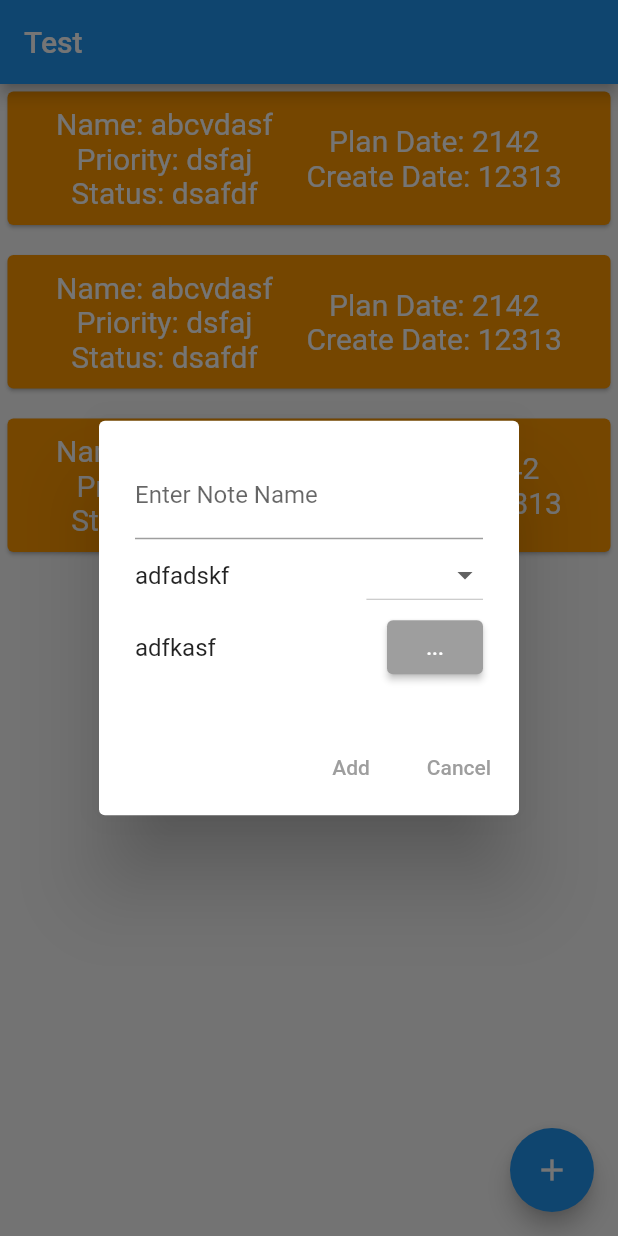
After one commit to nghiamd02/nms, a Flutter app: the screen it shows after launch, after a tap on the "add" icon, on a phone screen of 412 x 824 dp. The commit adds this screen. Run offline on Flutter 3.47's test engine with Material 2 defaults, Android fonts, the phone set to English and light mode, and no system bars; our stand-ins replace sqflite; accounts and stored records are empty.

Commit message:
create the frame of notes screen and create 4 tables for objects

```diff
--- a/lib/main.dart
+++ b/lib/main.dart
@@ -1,22 +1,18 @@
 import 'package:flutter/material.dart';
+import 'package:nms/screens/notes.dart';
 
 void main() => runApp(const MyApp());
 
-class  MyApp extends StatelessWidget{
+class MyApp extends StatelessWidget {
   const MyApp({super.key});
 
   @override
   Widget build(BuildContext context) {
+    final _formKey = GlobalKey<FormState>();
+
     return MaterialApp(
       title: 'Nms project',
-      home: Scaffold(
-        appBar: AppBar(
-          title: const Text('NoteManagementSystem'),
-        ),
-        body: const Center(
-          child: Text('Hello NMS'),
-        ),
-      ),
+      home: NoteScreen(),
     );
   }
 }
--- a/lib/models/note.dart
+++ b/lib/models/note.dart
@@ -1,5 +1,5 @@
 import 'package:nms/models/category.dart';
-import 'package:flutter/scheduler.dart';
+import 'package:nms/models/priority.dart';
 import 'package:nms/models/status.dart';
 
 class Note {
--- a/lib/models/priority.dart
+++ b/lib/models/priority.dart
@@ -1,6 +1,73 @@
+import 'package:sqflite/sqflite.dart';
+
+const String databasePriority = 'priorities.db';
+const String tablePriority = 'priorities';
+const String idColumn = '_id';
+const String titleColumn = 'title';
+
 class Priority {
-  final String? title;
-  final DateTime? createAt;
+  int? id;
+  String? title;
 
-  Priority({required this.title}) : createAt = DateTime.now();
+  Map<String, Object?> toMap() {
+    var map = <String, Object?>{
+      titleColumn: title,
+    };
+    if (id != null) {
+      map[idColumn] = id;
+    }
+    return map;
+  }
+
+  Priority();
+
+  Priority.fromMap(Map<String, Object?> map) {
+    id = map[idColumn] as int?;
+    title = map[titleColumn] as String?;
+  }
 }
+
+class PriorityProvider {
+  late Database db;
+
+  Future open() async {
+    db = await openDatabase(databasePriority, version: 1,
+        onCreate: (Database db, int version) async {
+          await db.execute('''
+        CREATE TABLE $tablePriority(
+          $idColumn INTEGER PRIMARY KEY AUTOINCREMENT,
+          $titleColumn TEXT NOT NULL)
+      ''');
+        });
+  }
+
+  Future<Priority> insert(Priority priority) async {
+    open();
+    priority.id = await db.insert(tablePriority, priority.toMap());
+    return priority;
+  }
+
+  Future<Priority?> getPriority(int id) async {
+    open();
+    List<Map<String, Object?>> maps = await db.query(tablePriority,
+        columns: [idColumn, titleColumn],
+        where: '$idColumn = ?',
+        whereArgs: [id]);
+    if(maps.isNotEmpty){
+      return Priority.fromMap(maps.first);
+    }
+    return null;
+  }
+
+  Future<int>delete(int id) async{
+    open();
+    return await db.delete(tablePriority, where: '$idColumn = ?', whereArgs: [id]);
+  }
+
+  Future<int>update(Priority priority) async{
+    open();
+    return await db.update(tablePriority, priority.toMap(), where: '$idColumn = ?', whereArgs: [priority.id]);
+  }
+
+  Future<void> close() async => db.close();
+}
--- a/lib/models/status.dart
+++ b/lib/models/status.dart
@@ -1,6 +1,73 @@
+import 'package:sqflite/sqflite.dart';
+
+const String databaseStatus = 'status.db';
+const String tableStatus = 'status';
+const String idColumn = '_id';
+const String titleColumn = 'title';
+
 class Status {
-  final String? title;
-  final DateTime? createAt;
+  int? id;
+  String? title;
 
-  Status({required this.title}) : createAt = DateTime.now();
+  Map<String, Object?> toMap() {
+    var map = <String, Object?>{
+      titleColumn: title,
+    };
+    if (id != null) {
+      map[idColumn] = id;
+    }
+    return map;
+  }
+
+  Status();
+
+  Status.fromMap(Map<String, Object?> map) {
+    id = map[idColumn] as int?;
+    title = map[titleColumn] as String?;
+  }
 }
+
+class StatusProvider {
+  late Database db;
+
+  Future open() async {
+    db = await openDatabase(databaseStatus, version: 1,
+        onCreate: (Database db, int version) async {
+          await db.execute('''
+        CREATE TABLE $tableStatus(
+          $idColumn INTEGER PRIMARY KEY AUTOINCREMENT,
+          $titleColumn TEXT NOT NULL)
+      ''');
+        });
+  }
+
+  Future<Status> insert(Status status) async {
+    open();
+    status.id = await db.insert(tableStatus, status.toMap());
+    return status;
+  }
+
+  Future<Status?> getStatus(int id) async {
+    open();
+    List<Map<String, Object?>> maps = await db.query(tableStatus,
+        columns: [idColumn, titleColumn],
+        where: '$idColumn = ?',
+        whereArgs: [id]);
+    if(maps.isNotEmpty){
+      return Status.fromMap(maps.first);
+    }
+    return null;
+  }
+
+  Future<int>delete(int id) async{
+    open();
+    return await db.delete(tableStatus, where: '$idColumn = ?', whereArgs: [id]);
+  }
+
+  Future<int>update(Status status) async{
+    open();
+    return await db.update(tableStatus, status.toMap(), where: '$idColumn = ?', whereArgs: [status.id]);
+  }
+
+  Future<void> close() async => db.close();
+}
--- /dev/null
+++ b/lib/screens/note_details.dart
@@ -0,0 +1,50 @@
+import 'package:flutter/material.dart';
+
+class NoteDetails extends StatelessWidget {
+  const NoteDetails({super.key});
+
+  @override
+  Widget build(BuildContext context) {
+    TextStyle textStyle = TextStyle(fontSize: 20, color: Colors.white);
+    return Card(
+      color: Colors.orange,
+      margin: EdgeInsets.all(5),
+      child: Padding(
+        padding: EdgeInsets.all(10),
+        child: Row(
+          mainAxisAlignment: MainAxisAlignment.spaceEvenly,
+          children: [
+            Column(
+              children: [
+                Text(
+                  'Name: abcvdasf',
+                  style: textStyle,
+                ),
+                Text(
+                  'Priority: dsfaj',
+                  style: textStyle,
+                ),
+                Text(
+                  'Status: dsafdf',
+                  style: textStyle,
+                ),
+              ],
+            ),
+            Column(
+              children: [
+                Text(
+                  'Plan Date: 2142',
+                  style: textStyle,
+                ),
+                Text(
+                  'Create Date: 12313',
+                  style: textStyle,
+                ),
+              ],
+            ),
+          ],
+        ),
+      ),
+    );
+  }
+}
--- /dev/null
+++ b/lib/screens/notes.dart
@@ -0,0 +1,87 @@
+import 'package:flutter/cupertino.dart';
+import 'package:flutter/material.dart';
+import 'package:nms/models/category.dart';
+
+import 'package:nms/models/note.dart';
+import 'package:nms/models/priority.dart';
+import 'package:nms/models/status.dart';
+import 'package:nms/screens/note_details.dart';
+
+class NoteScreen extends StatefulWidget {
+  const NoteScreen({super.key});
+
+  @override
+  State<StatefulWidget> createState() {
+    return _NoteScreenState();
+  }
+}
+
+class _NoteScreenState extends State<NoteScreen> {
+  final _formKey = GlobalKey<FormState>();
+
+  Widget _addingDialog() {
+    return AlertDialog(
+      content: Column(
+        mainAxisSize: MainAxisSize.min,
+        mainAxisAlignment: MainAxisAlignment.start,
+        children: [
+          TextField(
+            decoration: InputDecoration(
+              label: Text('Enter Note Name'),
+            ),
+          ),
+          Row(
+            children: [
+              Text('adfadskf'),
+              const Spacer(),
+              DropdownButton(
+                  items: ['Apple', 'Banana', 'Orange']
+                      .map((element) =>
+                      DropdownMenuItem(value: element, child: Text(element)))
+                      .toList(),
+                  onChanged: (value) {}),
+            ],
+          ),
+          Row(
+            children: [
+              Text('adfkasf'),
+              const Spacer(),
+              ElevatedButton(onPressed: (){
+                var now = DateTime.now();
+                showDatePicker(context: context, initialDate: now, firstDate: DateTime(now.year - 1, now.month, now.day), lastDate: DateTime(now.year + 10, now.month, now.day));
+              }, child: Text('...'), style: ElevatedButton.styleFrom(backgroundColor: Colors.grey),),
+            ],
+          )
+        ],
+      ),
+      actions: [
+        TextButton(onPressed: (){}, child: Text('Add', style: TextStyle(color: Colors.grey),)),
+        TextButton(onPressed: () => Navigator.of(context).pop(), child: Text('Cancel', style: TextStyle(color: Colors.grey),)),
+      ],
+    );
+  }
+
+  @override
+  Widget build(BuildContext context) {
+    return Scaffold(
+      appBar: AppBar(
+        title: Text('Test'),
+      ),
+      body: ListView.separated(
+        separatorBuilder: (context, index) => const SizedBox(
+          height: 10,
+        ),
+        itemCount: 3,
+        itemBuilder: (context, index) {
+          return NoteDetails();
+        },
+      ),
+      floatingActionButton: FloatingActionButton(
+        onPressed: () {
+          showDialog(context: context, builder: (context) => _addingDialog());
+        },
+        child: Icon(Icons.add),
+      ),
+    );
+  }
+}
--- a/pubspec.yaml
+++ b/pubspec.yaml
@@ -35,6 +35,7 @@ dependencies:
   # The following adds the Cupertino Icons font to your application.
   # Use with the CupertinoIcons class for iOS style icons.
   cupertino_icons: ^1.0.2
+  sqflite: ^2.2.8+4
 
 dev_dependencies:
   flutter_test:
```
Also changed, not shown: lib/models/category.dart (+70 -3 lines), pubspec.lock, 1 other file.
